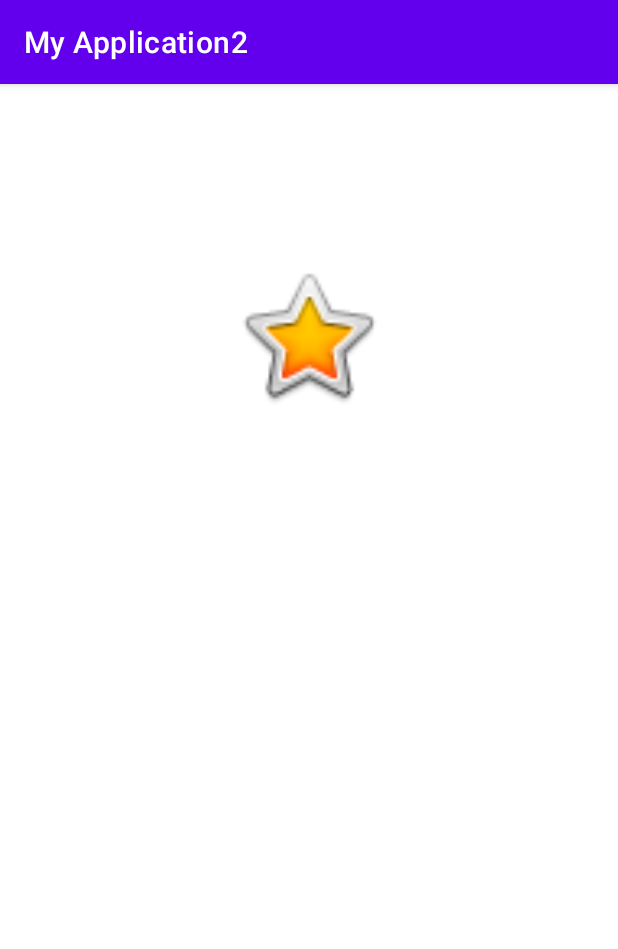
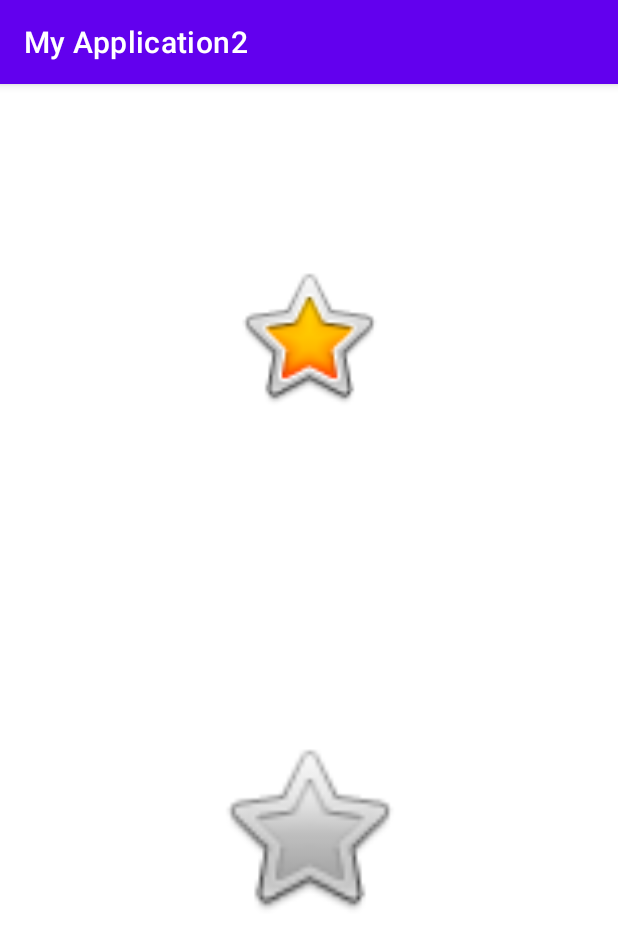
Before and after one commit to jieunheo/android, an Android app: the screen it shows after launch (MainActivity), after a tap on an icon or button, on a phone screen of 412 x 824 dp. Shown: the top 949 px of the screen. Run offline under Robolectric (Android 15) with nearby library versions, the phone set to English and light mode, and no system bars.

Commit message:
화면 이동으로 수정

```diff
--- a/androidSecond/app/src/main/java/com/example/myapplication2/MainActivity.java
+++ b/androidSecond/app/src/main/java/com/example/myapplication2/MainActivity.java
@@ -2,6 +2,8 @@ package com.example.myapplication2;
 
 import androidx.appcompat.app.AppCompatActivity;
 
+import android.content.Intent;
+import android.net.Uri;
 import android.os.Bundle;
 import android.view.View;
 import android.widget.ImageView;
@@ -18,7 +20,9 @@ public class MainActivity extends AppCompatActivity {
         ibtn.setOnClickListener(new View.OnClickListener() {
             @Override
             public void onClick(View view) {
-                Toast.makeText(getApplicationContext(),"나는 이미지입니다.", Toast.LENGTH_SHORT).show();
+                //Toast.makeText(getApplicationContext(),"나는 이미지입니다.", Toast.LENGTH_SHORT).show();
+                Intent myIntent = new Intent(Intent.ACTION_VIEW, Uri.parse("http://m.daum.net"));
+                startActivity(myIntent);
             }
         });
     }
--- a/androidSecond/app/src/main/res/layout/activity_main.xml
+++ b/androidSecond/app/src/main/res/layout/activity_main.xml
@@ -21,13 +21,14 @@
 
     <ImageView
         android:id="@+id/imageView2"
-        android:layout_width="255dp"
-        android:layout_height="255dp"
+        android:layout_width="129dp"
+        android:layout_height="134dp"
         app:layout_constraintBottom_toBottomOf="parent"
         app:layout_constraintEnd_toEndOf="parent"
         app:layout_constraintHorizontal_bias="0.498"
         app:layout_constraintStart_toStartOf="parent"
         app:layout_constraintTop_toBottomOf="@+id/imageView"
-        tools:srcCompat="@tools:sample/avatars" />
+        app:srcCompat="@android:drawable/btn_star"
+        tools:srcCompat="@android:drawable/btn_star" />
 
 </androidx.constraintlayout.widget.ConstraintLayout>
```
